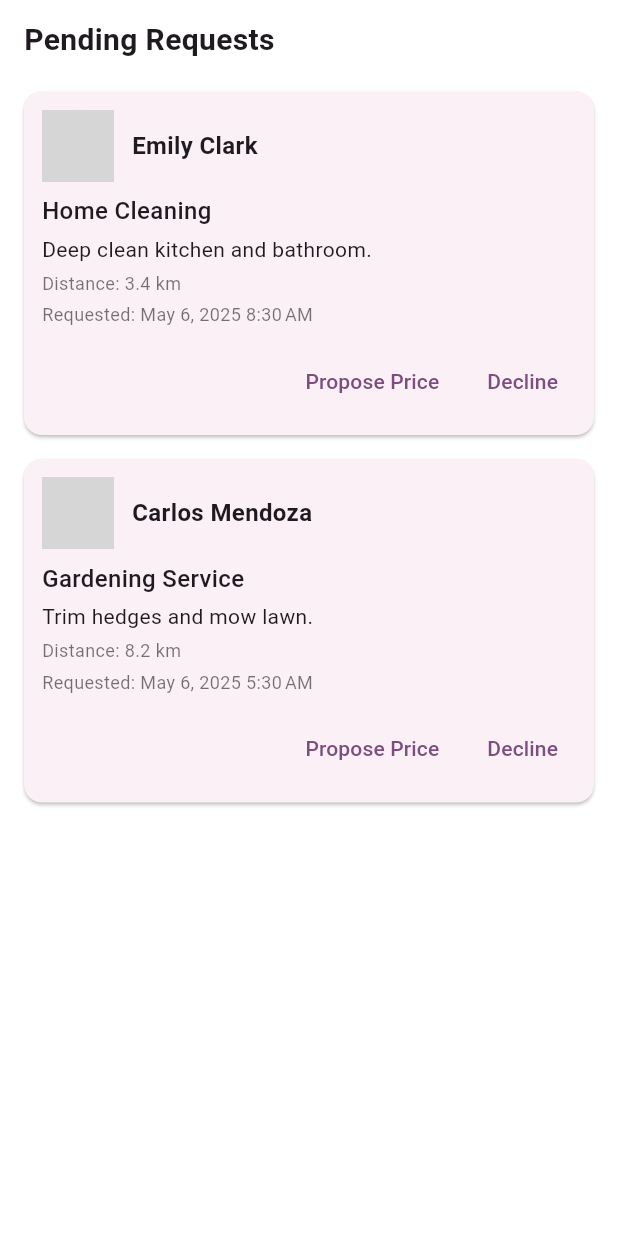
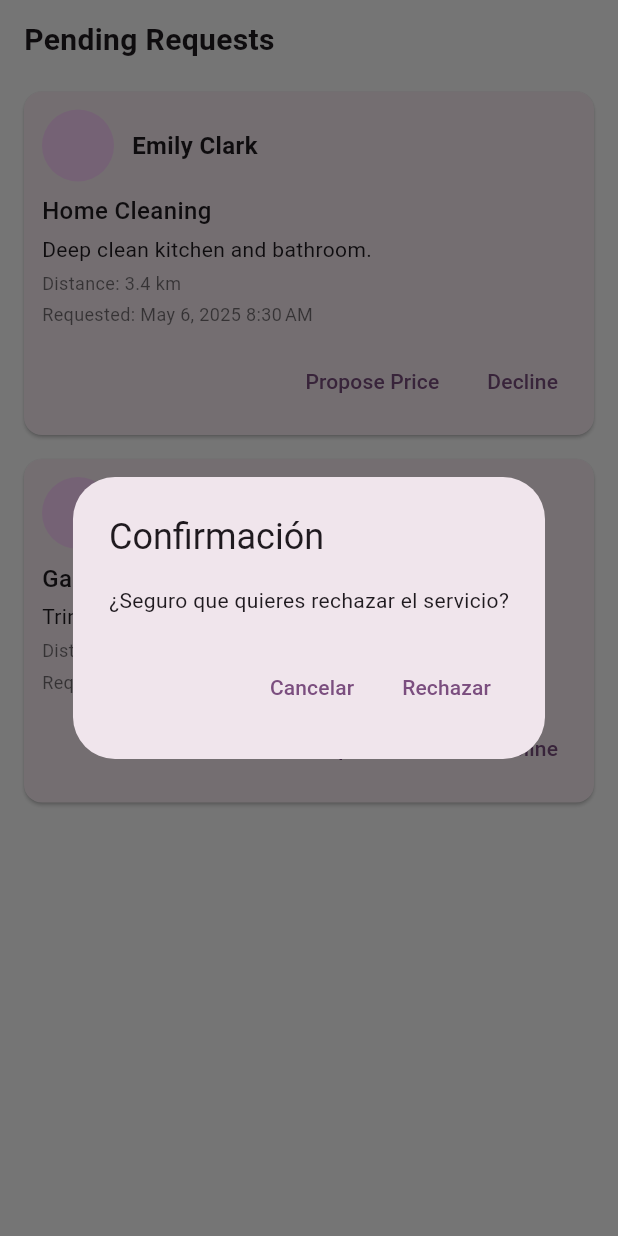
Before and after one commit to EmanuelC16-bit/provieasy_proveedores_main, a Flutter app: the _ProviderRequestsPage widget shown alone on an empty page, opened directly, after a tap on "Decline", on a phone screen of 412 x 824 dp. Run offline on Flutter 3.47's test engine with Material 3 defaults, Android fonts, the light colour scheme and no system bars; our stand-ins replace flutter_local_notifications, flutter_secure_storage, jwt_decoder, logger; accounts and stored records are empty; grey boxes are pictures that could not be loaded.

Commit message:
Ventana pop up para rechazar servicio

```diff
--- a/lib/pages/HomePage.dart
+++ b/lib/pages/HomePage.dart
@@ -122,11 +122,30 @@
                   child: const Text('Propose Price'),
                 ),
                 const SizedBox(width: 8),
-                TextButton(
-                  onPressed: () {
-                    // TODO: decline logic
-                  },
-                  child: const Text('Decline'),
+              TextButton(
+                onPressed: () {
+                  showDialog(
+                    context: context,
+                    builder: (ctx) => AlertDialog(
+                      title: const Text('Confirmación'),
+                      content: const Text('¿Seguro que quieres rechazar el servicio?'),
+                      actions: [
+                        TextButton(
+                          onPressed: () => Navigator.of(ctx).pop(),
+                          child: const Text('Cancelar'),
+                        ),
+                        TextButton(
+                          onPressed: () {
+                            Navigator.of(ctx).pop();
+                            // TODO: aquí va la lógica para declinar realmente el servicio
+                          },
+                          child: const Text('Rechazar'),
+                        ),
+                      ],
+                    ),
+                  );
+                },
+                child: const Text('Decline'),
                 ),
               ],
             ),
```
